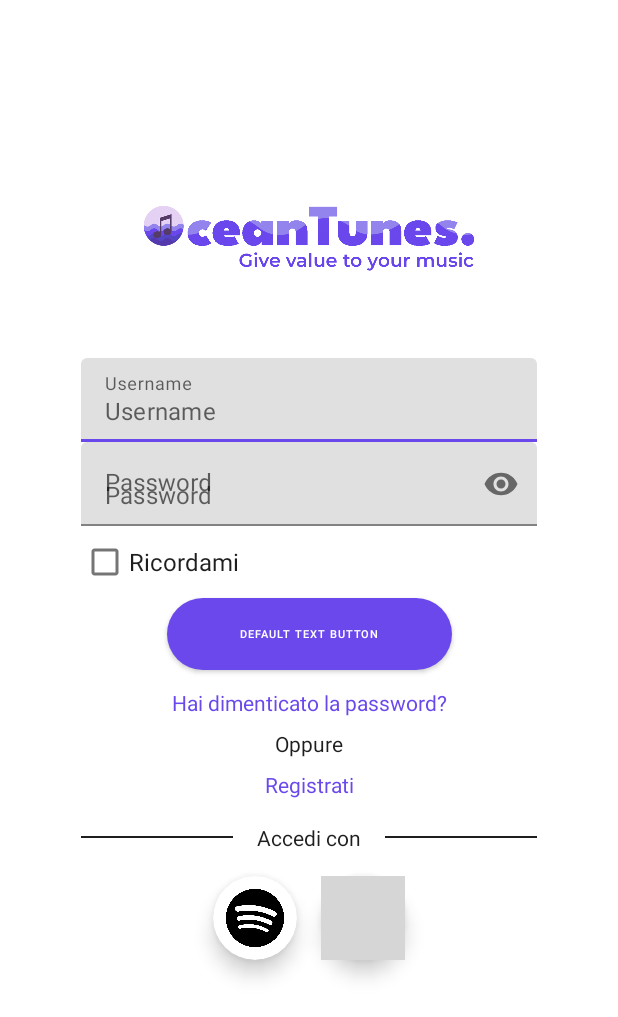
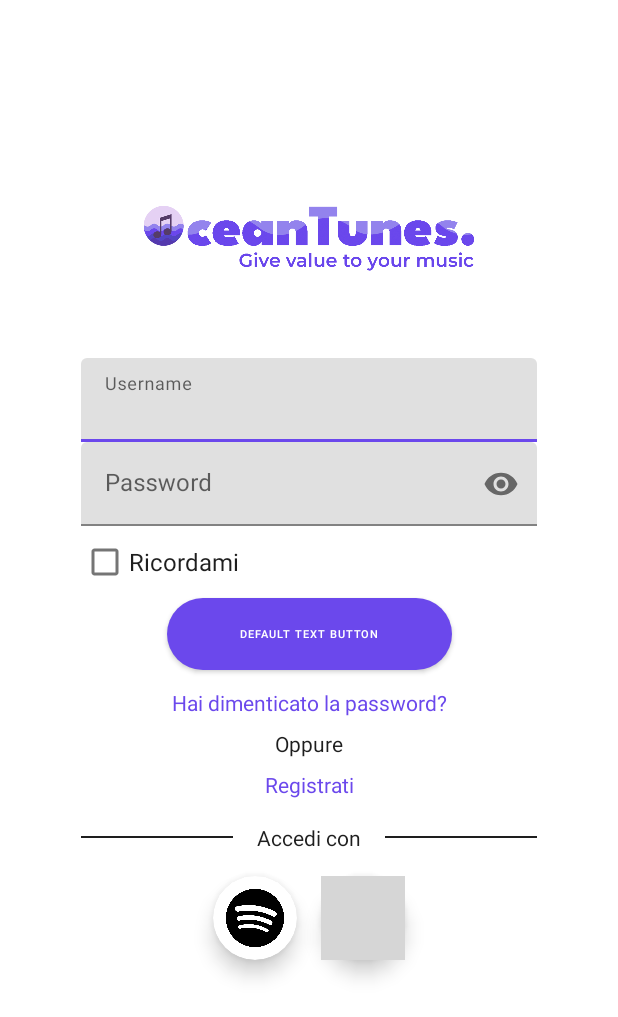
Before and after one commit to Magliaa/OceanTunes, an Android app: the layout activity_login.xml on its own in the app's theme, with its tools: preview values and no code run, on a phone screen of 412 x 824 dp. Shown: the top 1017 px of the screen. Run offline under Robolectric (Android 15) with nearby library versions, the phone set to English and light mode, and no system bars; grey boxes are pictures that could not be loaded.

Commit message:
🚧 Runnable login page + UI fixes

```diff
--- a/app/src/main/java/com/tunagold/oceantunes/MainActivity.kt
+++ b/app/src/main/java/com/tunagold/oceantunes/MainActivity.kt
@@ -28,7 +28,7 @@ class MainActivity : AppCompatActivity() {
         // menu should be considered as top level destinations.
         val appBarConfiguration = AppBarConfiguration(
             setOf(
-                R.id.navigation_home, R.id.navigation_search, R.id.navigation_profile
+                R.id.navigation_home, R.id.navigation_search, R.id.navigation_profile, R.id.navigation_login
             )
         )
         setupActionBarWithNavController(navController, appBarConfiguration)
--- a/app/src/main/res/layout/activity_login.xml
+++ b/app/src/main/res/layout/activity_login.xml
@@ -39,8 +39,7 @@
         <com.google.android.material.textfield.TextInputEditText
             android:layout_width="match_parent"
             android:layout_height="wrap_content"
-            android:minHeight="48dp"
-            android:hint="Username" />
+            android:minHeight="48dp" />
     </com.tunagold.oceantunes.ui.components.MaterialTextInput>
 
     <!-- Campo Password -->
@@ -53,14 +52,13 @@
         app:layout_constraintEnd_toEndOf="parent"
         app:layout_constraintWidth_percent="0.8"
         app:endIconMode="password_toggle"
-        app:hintText="Password">
+        app:hintText="Password" >
 
         <com.google.android.material.textfield.TextInputEditText
             android:layout_width="match_parent"
             android:layout_height="wrap_content"
             android:minHeight="48dp"
-            android:inputType="textPassword"
-            android:hint="Password" />
+            android:inputType="textPassword" />
     </com.tunagold.oceantunes.ui.components.MaterialTextInput>
 
     <!-- Checkbox Ricordami -->
--- a/app/src/main/res/menu/bottom_nav_menu.xml
+++ b/app/src/main/res/menu/bottom_nav_menu.xml
@@ -18,4 +18,9 @@
         android:icon="@menu/bottom_nav_profile_selector"
         android:title="@string/title_notifications" />
 
+    <item
+        android:id="@+id/navigation_login"
+        android:icon="@drawable/ic_arrow_right"
+        android:title="@string/login_label" />
+
 </menu>
--- a/app/src/main/res/navigation/mobile_navigation.xml
+++ b/app/src/main/res/navigation/mobile_navigation.xml
@@ -21,4 +21,10 @@
         android:name="com.tunagold.oceantunes.ui.profile.ProfileFragment"
         android:label="@string/title_notifications"
         tools:layout="@layout/fragment_profile" />
+
+    <fragment
+        android:id="@+id/navigation_login"
+        android:name="com.tunagold.oceantunes.ui.login.LoginFragment"
+        android:label="@string/login_label"
+        tools:layout="@layout/activity_login" />
 </navigation>
--- a/app/src/main/res/values/strings.xml
+++ b/app/src/main/res/values/strings.xml
@@ -3,4 +3,5 @@
     <string name="title_home">Home</string>
     <string name="title_dashboard">Dashboard</string>
     <string name="title_notifications">Notifications</string>
+    <string name="login_label">Login</string>
 </resources>
--- a/app/src/main/res/values/styles.xml
+++ b/app/src/main/res/values/styles.xml
@@ -12,12 +12,12 @@
     <style name="RoundedButton">
         <item name="android:backgroundTint">@color/purple3</item>
         <item name="android:textColor">@color/white</item>
-        <item name="android:cornerRadius">100dp</item>
+        <!--<item name="android:cornerRadius">100dp</item>-->
     </style>
 
     <style name="RoundedIconButton">
         <item name="android:backgroundTint">@color/white</item>
-        <item name="android:cornerRadius">100dp</item>
+        <!--<item name="android:cornerRadius">100dp</item>-->
         <item name="android:elevation">4dp</item>
     </style>
 
```
Also changed, not shown: app/src/main/java/com/tunagold/oceantunes/ui/login/LoginFragment.kt (added, +37 -0 lines), app/src/main/java/com/tunagold/oceantunes/ui/login/LoginViewModel.kt (added, +13 -0 lines).
